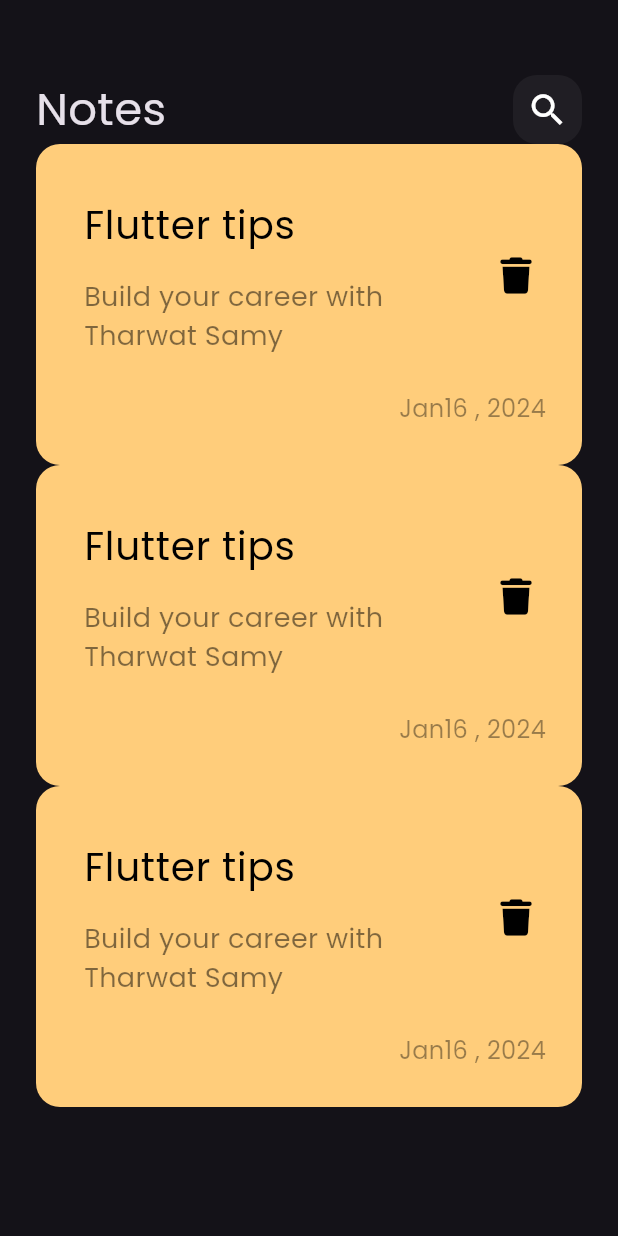
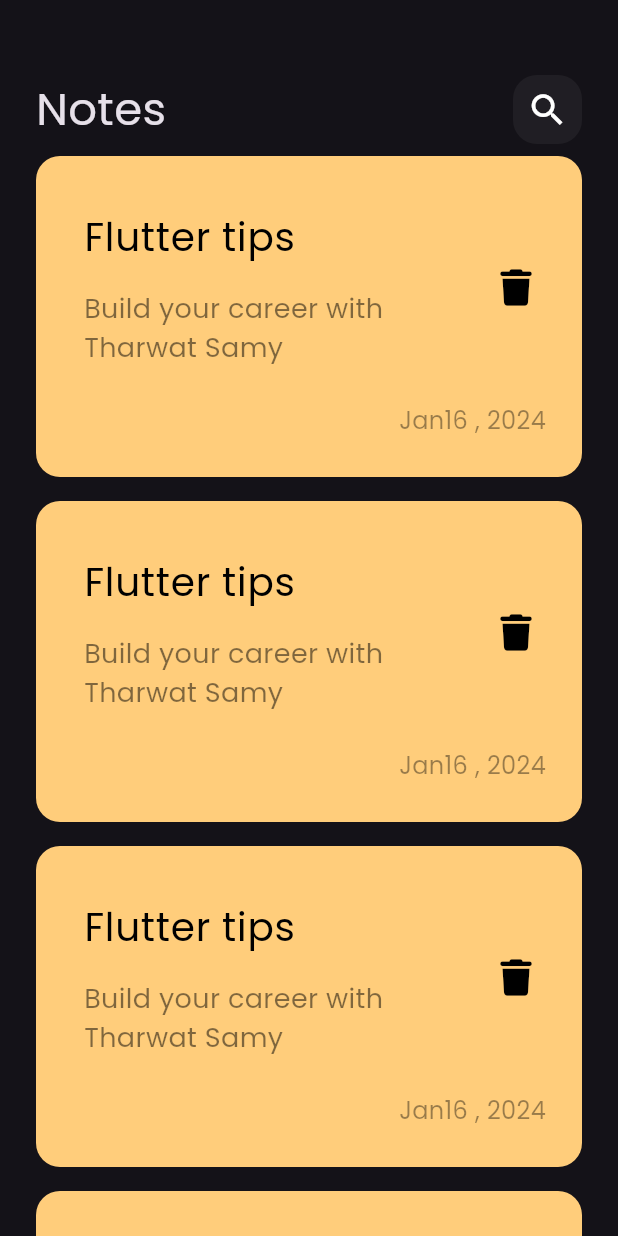
Before and after one commit to usame132/notes-app, a Flutter app: the screen it shows after launch, on a phone screen of 412 x 824 dp. Run offline on Flutter 3.47's test engine with Material 3 defaults, Android fonts, the phone set to English and light mode, and no system bars; our stand-ins replace font_awesome_flutter.

Commit message:
create Notes List View

```diff
--- /dev/null
+++ b/lib/widgets/notes_list-view.dart
@@ -0,0 +1,20 @@
+import 'package:flutter/material.dart';
+
+import 'custom_note_item.dart';
+
+class NotesListView extends StatelessWidget {
+  const NotesListView({super.key});
+
+  @override
+  Widget build(BuildContext context) {
+    return ListView.builder(
+        physics: const  BouncingScrollPhysics(),
+        itemCount: 10,
+        itemBuilder: (context, index) {
+          return const  Padding(
+            padding:  EdgeInsets.symmetric(vertical: 8),
+            child:  NoteItem(),
+          );
+        });
+  }
+}
--- a/lib/widgets/notes_view_body.dart
+++ b/lib/widgets/notes_view_body.dart
@@ -1,10 +1,6 @@
-
-
 import 'package:flutter/material.dart';
 import 'package:notes_app/widgets/custom_app_bar.dart';
-
-import 'custom_note_item.dart';
-
+import 'notes_list-view.dart';
 class NotesViewBody extends StatelessWidget {
   const NotesViewBody({super.key});
 
@@ -18,7 +14,7 @@ class NotesViewBody extends StatelessWidget {
             height: 50,
           ),
           CustomAppBar(),
-          NoteItem(),NoteItem(),NoteItem(),
+          Expanded(child: NotesListView()),
         ],
       ),
     );
```
